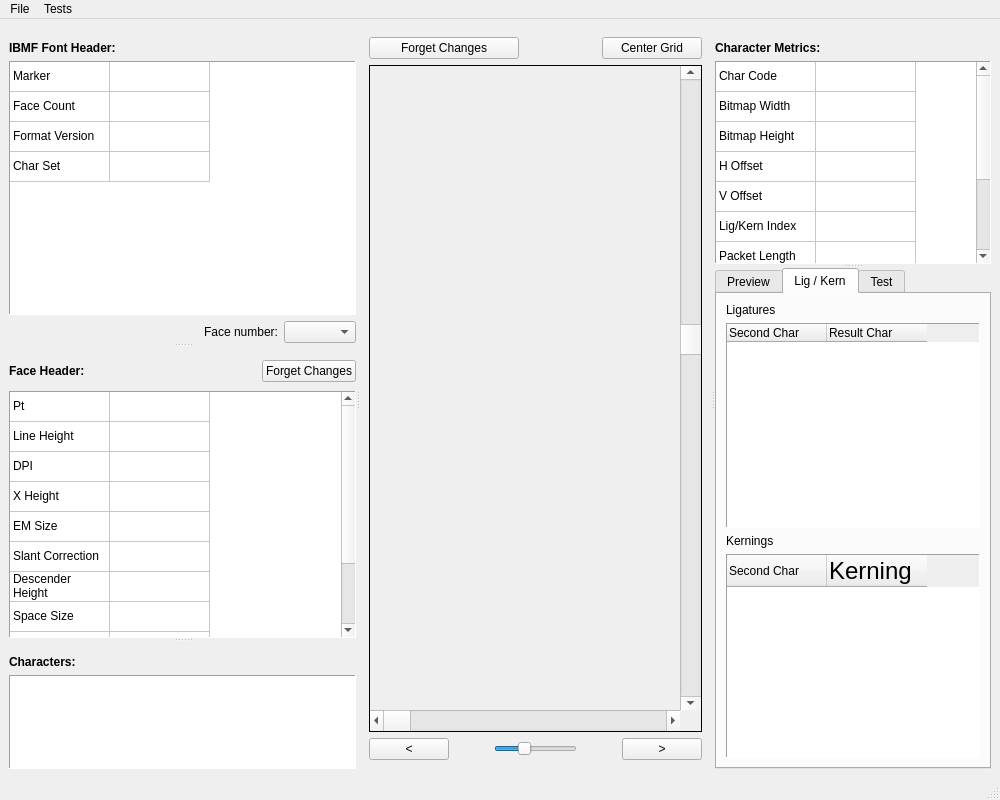
Qt form mainwindow.ui (turgu1/IBMFFontEditor) before a commit.
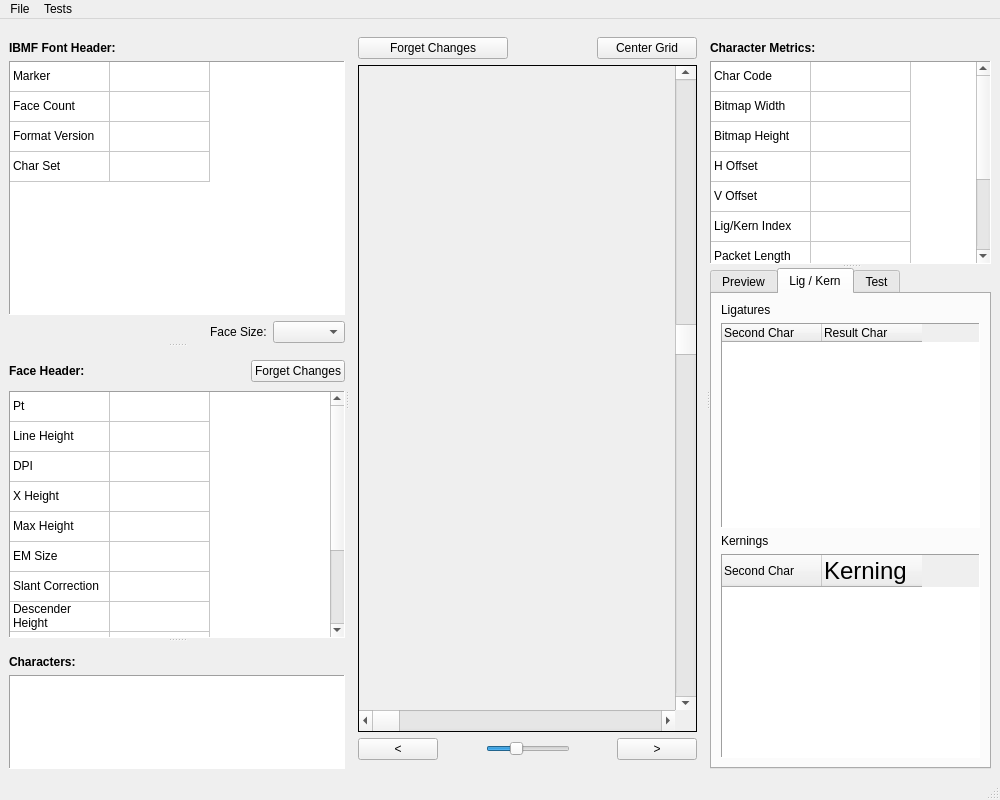
The same form after that commit.

Diff of the .ui file:
```diff
--- a/mainwindow.ui
+++ b/mainwindow.ui
@@ -189,7 +189,7 @@
                </sizepolicy>
               </property>
               <property name="text">
-               <string>Face number:</string>
+               <string>Face Size:</string>
               </property>
              </widget>
             </item>
@@ -292,7 +292,7 @@
              <enum>QFrame::Panel</enum>
             </property>
             <property name="rowCount">
-             <number>11</number>
+             <number>12</number>
             </property>
             <attribute name="horizontalHeaderVisible">
              <bool>false</bool>
@@ -311,6 +311,7 @@
             <row/>
             <row/>
             <row/>
+            <row/>
             <column>
              <property name="text">
               <string>Label</string>
@@ -343,36 +344,41 @@
             </item>
             <item row="4" column="0">
              <property name="text">
+              <string>Max Height</string>
+             </property>
+            </item>
+            <item row="5" column="0">
+             <property name="text">
               <string>EM Size</string>
              </property>
             </item>
-            <item row="5" column="0">
+            <item row="6" column="0">
              <property name="text">
               <string>Slant Correction</string>
              </property>
             </item>
-            <item row="6" column="0">
+            <item row="7" column="0">
              <property name="text">
               <string>Descender Height</string>
              </property>
             </item>
-            <item row="7" column="0">
+            <item row="8" column="0">
              <property name="text">
               <string>Space Size</string>
              </property>
             </item>
-            <item row="8" column="0">
+            <item row="9" column="0">
              <property name="text">
               <string>Glyph Count</string>
              </property>
             </item>
-            <item row="9" column="0">
-             <property name="text">
-              <string>Lig/Kern Count</string>
-             </property>
-            </item>
             <item row="10" column="0">
              <property name="text">
+              <string>Lig/Kern Count</string>
+             </property>
+            </item>
+            <item row="11" column="0">
+             <property name="text">
               <string>Kern Count</string>
              </property>
             </item>
```
Left out of the diff: 2 changed lines with no effect on the pictures.
